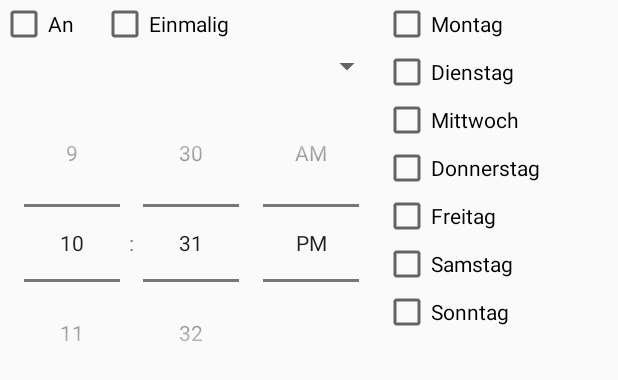
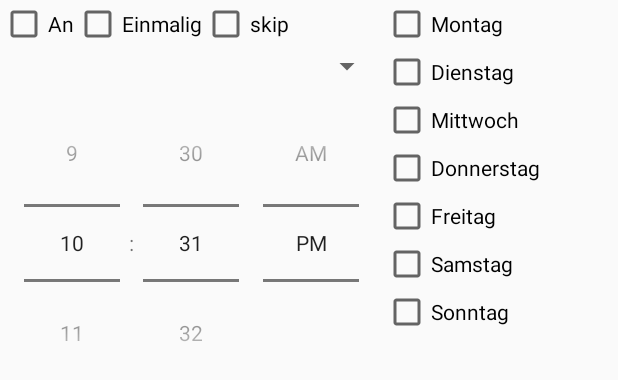
Before and after one commit to hagego/AlarmPi, an Android app: the layout listview_item_alarm.xml on its own in the app's theme, with its tools: preview values and no code run, on a phone screen of 412 x 824 dp. Shown: the top 380 px of the screen. Run offline under Robolectric (Android 15) with nearby library versions, the phone set to English and light mode, and no system bars.

Commit message:
Added skipOnce alarm property

```diff
--- a/Android/AlarmPi/app/build.gradle
+++ b/Android/AlarmPi/app/build.gradle
@@ -2,7 +2,7 @@ apply plugin: 'com.android.application'
 
 android {
     compileSdkVersion 23
-    buildToolsVersion "23.0.1"
+    buildToolsVersion '25.0.0'
     defaultConfig {
         applicationId "hagego.alarmpi"
         minSdkVersion 22
--- a/Android/AlarmPi/app/src/main/java/hagego/alarmpi/AlarmListAdapter.java
+++ b/Android/AlarmPi/app/src/main/java/hagego/alarmpi/AlarmListAdapter.java
@@ -75,6 +75,7 @@ public class AlarmListAdapter extends BaseExpandableListAdapter {
 
             alarm.setCheckboxEnabled((CheckBox) convertView.findViewById(R.id.checkBoxAlarmOn));
             alarm.setCheckboxOneTimeOnly((CheckBox)convertView.findViewById(R.id.checkBoxAlarmOneTime));
+            alarm.setCheckboxSkipOnce((CheckBox)convertView.findViewById(R.id.checkBoxAlarmSkip));
         }
 
         return convertView;
--- a/Android/AlarmPi/app/src/main/res/layout/listview_item_alarm.xml
+++ b/Android/AlarmPi/app/src/main/res/layout/listview_item_alarm.xml
@@ -10,24 +10,31 @@
         android:layout_height="wrap_content">
 
         <LinearLayout
-            android:orientation="horizontal"
-            android:layout_width="match_parent"
-            android:layout_height="wrap_content">
+            android:layout_width="wrap_content"
+            android:layout_height="wrap_content"
+            android:orientation="horizontal">
 
             <CheckBox
-                android:text="@string/on"
+                android:id="@+id/checkBoxAlarmOn"
                 android:layout_width="wrap_content"
                 android:layout_height="wrap_content"
-                android:id="@+id/checkBoxAlarmOn"
                 android:layout_weight="0.18"
+                android:text="@string/on"
                 tools:text="@string/on" />
 
             <CheckBox
+                android:id="@+id/checkBoxAlarmOneTime"
                 android:layout_width="wrap_content"
                 android:layout_height="wrap_content"
-                android:id="@+id/checkBoxAlarmOneTime"
-                android:layout_weight="1"
+                android:layout_weight="0.55"
                 android:text="@string/labelAlarmOneTime" />
+
+            <CheckBox
+                android:id="@+id/checkBoxAlarmSkip"
+                android:layout_width="wrap_content"
+                android:layout_height="wrap_content"
+                android:layout_weight="0.18"
+                android:text="@string/labelAlarmSkip" />
 
         </LinearLayout>
 
--- a/Android/AlarmPi/app/src/main/res/values/strings.xml
+++ b/Android/AlarmPi/app/src/main/res/values/strings.xml
@@ -28,5 +28,6 @@
     <string name="stringUpdateSuccess">Alarm update erfolgreich</string>
     <string name="stringUpdateError">Alarm Update Fehler</string>
     <string name="labelTimer">Timer</string>
+    <string name="labelAlarmSkip">skip</string>
 
 </resources>
--- a/Android/AlarmPi/build.gradle
+++ b/Android/AlarmPi/build.gradle
@@ -5,7 +5,7 @@ buildscript {
         jcenter()
     }
     dependencies {
-        classpath 'com.android.tools.build:gradle:2.2.2'
+        classpath 'com.android.tools.build:gradle:2.3.1'
 
         // NOTE: Do not place your application dependencies here; they belong
         // in the individual module build.gradle files
```
Also changed, not shown: Android/AlarmPi/app/src/main/java/hagego/alarmpi/Alarm.java (+25 -1 lines), Android/AlarmPi/app/src/main/java/hagego/alarmpi/Proxy.java (+7 -4 lines), Android/AlarmPi/gradle/wrapper/gradle-wrapper.properties.
